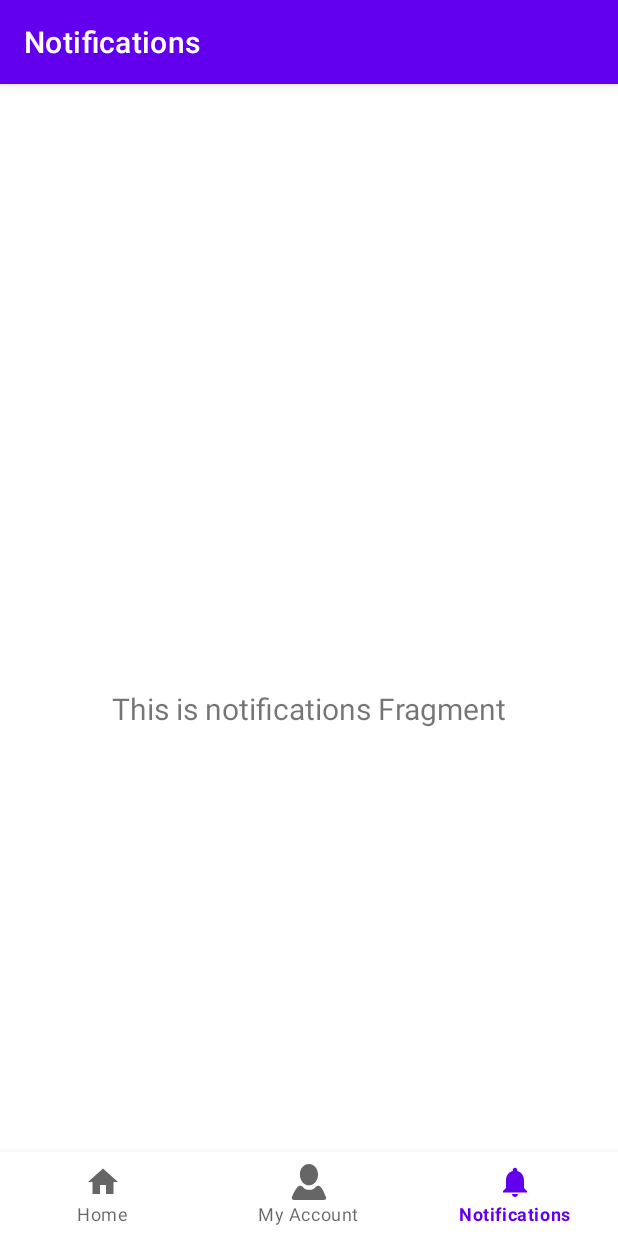
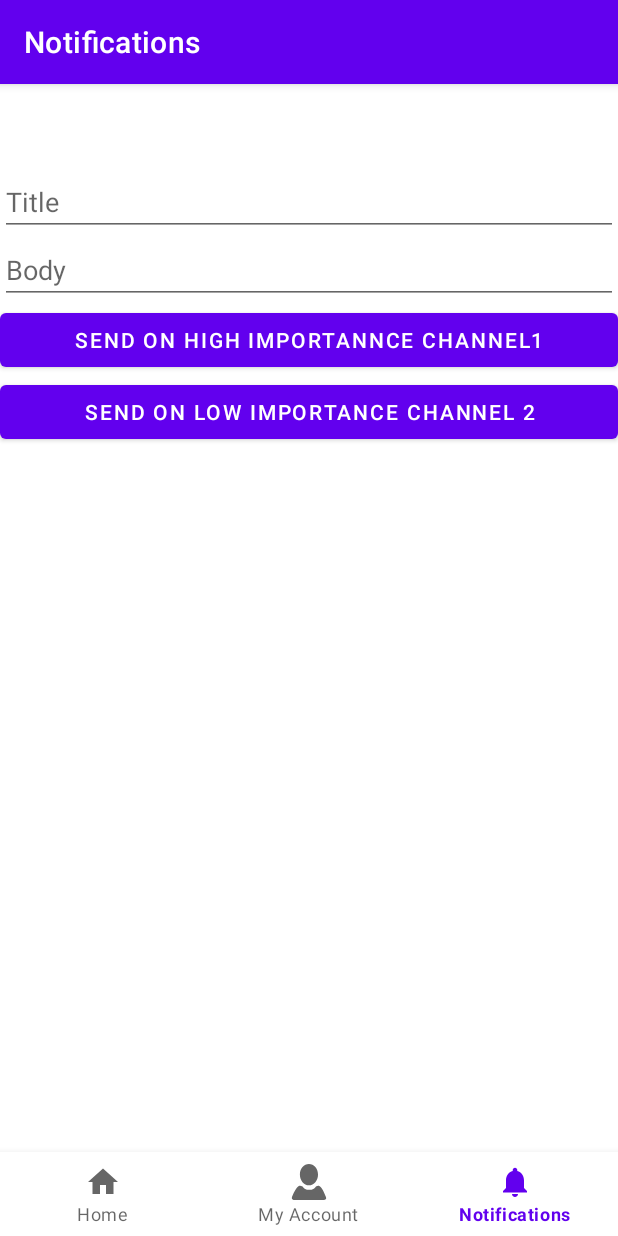
Before and after one commit to sanchitmonga22/CryptoDetails, an Android app: the screen it shows after launch (MainActivity), item 3 of the bottom bar chosen, on a phone screen of 412 x 824 dp. Run offline under Robolectric (Android 15) with nearby library versions, the phone set to English and light mode, and no system bars; our stand-ins replace data binding, navigation-ui.

Commit message:
- Notifications practise 1.

```diff
--- a/app/src/main/java/com/example/cryptodetails/app/CryptoApp.kt
+++ b/app/src/main/java/com/example/cryptodetails/app/CryptoApp.kt
@@ -1,14 +1,43 @@
 package com.example.cryptodetails.app
 
 import android.app.Application
+import android.app.NotificationChannel
+import android.app.NotificationManager
+import android.os.Build
 
 class CryptoApp : Application() {
+
     companion object {
-//        const val
+        const val CHANNEL_1 = "Channel1"
+        const val CHANNEL_2 = "Channel2"
     }
 
     override fun onCreate() {
         super.onCreate()
+        createPNChannels()
+    }
 
+    private fun createPNChannels() {
+        if (Build.VERSION.SDK_INT >= Build.VERSION_CODES.O) {
+            val highImportanceChannel1 =
+                NotificationChannel(
+                    CHANNEL_1,
+                    "HIGH IMPORTANCE CHANNEL 1",
+                    NotificationManager.IMPORTANCE_HIGH
+                )
+            highImportanceChannel1.description = "This notification is of HIGH importance"
+
+
+            val lowImportanceNotificationChannel2 =
+                NotificationChannel(
+                    CHANNEL_2,
+                    "LOW IMPORTANCE CHANNEL 1",
+                    NotificationManager.IMPORTANCE_LOW
+                )
+            lowImportanceNotificationChannel2.description = "This notification is of low importance"
+            val manager = getSystemService(NotificationManager::class.java)
+            manager.createNotificationChannel(highImportanceChannel1)
+            manager.createNotificationChannel(lowImportanceNotificationChannel2)
+        }
     }
 }
--- a/app/src/main/java/com/example/cryptodetails/ui/notifications/NotificationsFragment.kt
+++ b/app/src/main/java/com/example/cryptodetails/ui/notifications/NotificationsFragment.kt
@@ -4,37 +4,62 @@ import android.os.Bundle
 import android.view.LayoutInflater
 import android.view.View
 import android.view.ViewGroup
-import android.widget.TextView
+import androidx.core.app.NotificationCompat
+import androidx.core.app.NotificationManagerCompat
 import androidx.fragment.app.Fragment
 import androidx.lifecycle.ViewModelProvider
-import androidx.lifecycle.lifecycleScope
+import com.example.cryptodetails.R
+import com.example.cryptodetails.app.CryptoApp
 import com.example.cryptodetails.databinding.FragmentNotificationsBinding
-import kotlinx.coroutines.flow.collectLatest
 
 class NotificationsFragment : Fragment() {
 
     private var _binding: FragmentNotificationsBinding? = null
-
     private val binding get() = _binding!!
+    private lateinit var notificationManager: NotificationManagerCompat
 
     override fun onCreateView(
         inflater: LayoutInflater,
         container: ViewGroup?,
         savedInstanceState: Bundle?
     ): View {
-        val notificationsViewModel =
-            ViewModelProvider(this).get(NotificationsViewModel::class.java)
+        val notificationsViewModel = ViewModelProvider(this).get(NotificationsViewModel::class.java)
 
         _binding = FragmentNotificationsBinding.inflate(inflater, container, false)
-        val root: View = binding.root
+        binding.viewModel = notificationsViewModel
+        binding.lifecycleOwner = this@NotificationsFragment
 
-        val textView: TextView = binding.textNotifications
-        lifecycleScope.launchWhenCreated {
-            notificationsViewModel.text.collectLatest {
-                textView.text = it
-            }
+        notificationManager = NotificationManagerCompat.from(requireContext())
+        setupNotificationChannels()
+
+        return binding.root
+    }
+
+    private fun setupNotificationChannels() {
+        binding.sendOnChannel1.setOnClickListener {
+            val notificationChannel1 =
+                NotificationCompat.Builder(requireContext(), CryptoApp.CHANNEL_1)
+                    .setSmallIcon(R.drawable.error_loading_image)
+                    .setContentTitle(binding.notificationTitle.text)
+                    .setContentText(binding.notificationBody.text)
+                    .build()
+
+            notificationManager.notify(1, notificationChannel1)
+//                    .setCategory()
         }
-        return root
+
+        binding.sendOnChannel2.setOnClickListener {
+            val notificationChannel2 =
+                NotificationCompat.Builder(requireContext(), CryptoApp.CHANNEL_2)
+                    .setSmallIcon(R.drawable.error_loading_image)
+                    .setContentTitle(binding.notificationTitle.text)
+                    .setContentText(binding.notificationBody.text)
+                    .setCategory(NotificationCompat.CATEGORY_ERROR)
+                    .build()
+
+            notificationManager.notify(2, notificationChannel2)
+//                    .setCategory()
+        }
     }
 
     override fun onDestroyView() {
--- a/app/src/main/res/layout/fragment_notifications.xml
+++ b/app/src/main/res/layout/fragment_notifications.xml
@@ -1,22 +1,49 @@
 <?xml version="1.0" encoding="utf-8"?>
-<androidx.constraintlayout.widget.ConstraintLayout xmlns:android="http://schemas.android.com/apk/res/android"
-    xmlns:app="http://schemas.android.com/apk/res-auto"
-    xmlns:tools="http://schemas.android.com/tools"
-    android:layout_width="match_parent"
-    android:layout_height="match_parent"
-    tools:context=".ui.notifications.NotificationsFragment">
+<layout xmlns:android="http://schemas.android.com/apk/res/android"
+    xmlns:tools="http://schemas.android.com/tools">
 
-    <TextView
-        android:id="@+id/text_notifications"
+    <data>
+
+        <import type="com.example.cryptodetails.ui.notifications.NotificationsFragment" />
+
+        <variable
+            name="viewModel"
+            type="com.example.cryptodetails.ui.notifications.NotificationsViewModel" />
+    </data>
+
+    <LinearLayout
         android:layout_width="match_parent"
-        android:layout_height="wrap_content"
-        android:layout_marginStart="8dp"
-        android:layout_marginTop="8dp"
-        android:layout_marginEnd="8dp"
-        android:textAlignment="center"
-        android:textSize="20sp"
-        app:layout_constraintBottom_toBottomOf="parent"
-        app:layout_constraintEnd_toEndOf="parent"
-        app:layout_constraintStart_toStartOf="parent"
-        app:layout_constraintTop_toTopOf="parent" />
-</androidx.constraintlayout.widget.ConstraintLayout>
+        android:layout_height="match_parent"
+        android:orientation="vertical"
+        tools:context=".ui.notifications.NotificationsFragment">
+
+        <EditText
+            android:id="@+id/notification_title"
+            android:layout_width="match_parent"
+            android:layout_height="wrap_content"
+            android:autofillHints="Title"
+            android:hint="@string/title"
+            android:inputType="text" />
+
+        <EditText
+            android:id="@+id/notification_body"
+            android:layout_width="match_parent"
+            android:layout_height="wrap_content"
+            android:autofillHints="Body"
+            android:hint="@string/body"
+            android:inputType="text" />
+
+        <Button
+            android:id="@+id/send_on_channel1"
+            android:layout_width="match_parent"
+            android:layout_height="wrap_content"
+            android:text="@string/send_on_channel1" />
+        <!--        android:onClick="@{viewModel.}"-->
+
+        <Button
+            android:id="@+id/send_on_channel2"
+            android:layout_width="match_parent"
+            android:layout_height="wrap_content"
+            android:text="@string/send_on_channel2" />
+    </LinearLayout>
+</layout>
--- a/app/src/main/res/values/strings.xml
+++ b/app/src/main/res/values/strings.xml
@@ -11,4 +11,8 @@
     <string name="image_picker_dialog_msg">Select the source for the image</string>
     <string name="image_picker_dialog_gallery_option">Gallery</string>
     <string name="image_picker_dialog_camera_option">Camera</string>
+    <string name="title">Title</string>
+    <string name="body">Body</string>
+    <string name="send_on_channel1">Send on High importannce Channel1</string>
+    <string name="send_on_channel2">Send on Low Importance Channel 2</string>
 </resources>
```
